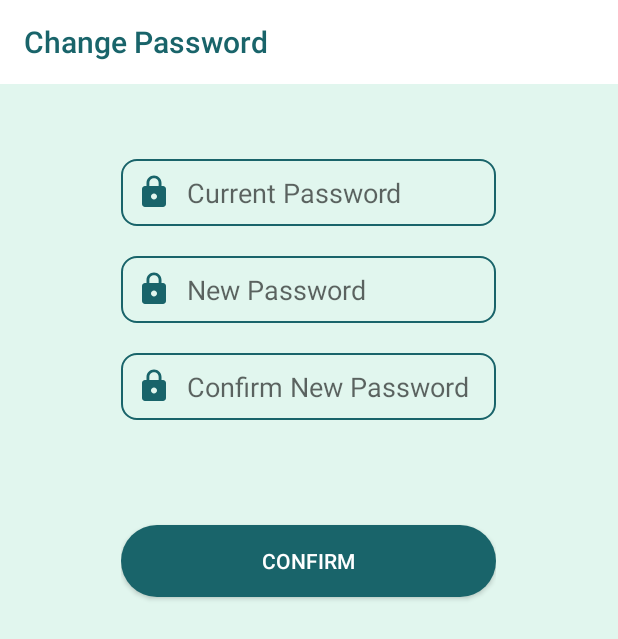
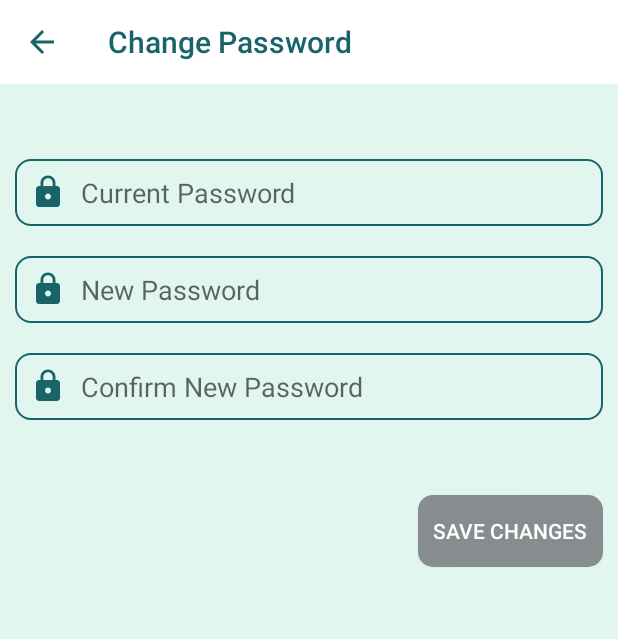
Before and after one commit to gomlopez27/ReptiCareApp, an Android app: the ChangePasswordActivity screen opened directly, with no data from a screen before it, on a phone screen of 412 x 824 dp. Shown: the top 639 px of the screen. Run offline under Robolectric (Android 15) with nearby library versions, the phone set to English and light mode, and no system bars; our stand-ins replace Volley.

Commit message:
Edit account layout

```diff
--- a/app/src/main/java/com/example/repticare/ChangePasswordActivity.java
+++ b/app/src/main/java/com/example/repticare/ChangePasswordActivity.java
@@ -8,9 +8,9 @@
 import android.widget.Button;
 import android.widget.EditText;
 import android.widget.Toast;
-import android.widget.Toolbar;
 
 import androidx.appcompat.app.AppCompatActivity;
+import androidx.appcompat.widget.Toolbar;
 
 import com.android.volley.Request;
 import com.android.volley.Response;
--- /dev/null
+++ b/app/src/main/res/drawable/save_button_background.xml
@@ -0,0 +1,5 @@
+<?xml version="1.0" encoding="utf-8"?>
+<shape xmlns:android="http://schemas.android.com/apk/res/android">
+    <solid android:color="#878D8E"/>
+    <corners android:radius="10dp"/>
+</shape>
--- a/app/src/main/res/layout/activity_change_password.xml
+++ b/app/src/main/res/layout/activity_change_password.xml
@@ -25,15 +25,17 @@
         android:layout_centerHorizontal="true"
         android:layout_below="@+id/toolbar_change_password"
         android:layout_marginTop="50dp"
+        android:id="@+id/relative_layout_content"
         >
 
         <EditText
             android:id="@+id/current_password_change"
-                android:layout_width="250dp"
+            android:layout_width="match_parent"
             android:layout_height="wrap_content"
-                android:ems="10"
             android:inputType="textPassword"
             android:layout_marginBottom="20dp"
+            android:layout_marginLeft="10dp"
+            android:layout_marginRight="10dp"
             android:hint="Current Password"
             android:drawableLeft="@drawable/ic_lock_dark_blue_24dp"
             android:layout_gravity="center"
@@ -44,12 +46,13 @@
 
         <EditText
             android:id="@+id/new_password_change"
-                android:layout_width="250dp"
+            android:layout_width="match_parent"
             android:layout_height="wrap_content"
             android:layout_below="@+id/current_password_change"
-                android:ems="10"
             android:inputType="textPassword"
             android:layout_marginBottom="20dp"
+            android:layout_marginLeft="10dp"
+            android:layout_marginRight="10dp"
             android:hint="New Password"
             android:drawableLeft="@drawable/ic_lock_dark_blue_24dp"
             android:layout_gravity="center"
@@ -60,12 +63,13 @@
 
         <EditText
             android:id="@+id/password_confirm_change"
-                android:layout_width="250dp"
+            android:layout_width="match_parent"
             android:layout_height="wrap_content"
             android:layout_below="@+id/new_password_change"
-                android:ems="10"
             android:inputType="textPassword"
             android:layout_marginBottom="20dp"
+            android:layout_marginLeft="10dp"
+            android:layout_marginRight="10dp"
             android:hint="Confirm New Password"
             android:drawableLeft="@drawable/ic_lock_dark_blue_24dp"
             android:layout_gravity="center"
@@ -74,21 +78,20 @@
             android:padding="10dp"
             />
 
+    </RelativeLayout>
+
     <Button
         android:id="@+id/confirm_change_password_button"
-                android:layout_width="250dp"
+        android:layout_width="wrap_content"
         android:layout_height="wrap_content"
-                android:layout_below="@+id/password_confirm_change"
-                android:text="Confirm"
+        android:layout_below="@+id/relative_layout_content"
+        android:text="Save Changes"
         android:textColor="@color/white"
-                android:layout_marginTop="50dp"
-                android:layout_marginBottom="20dp"
-                android:layout_gravity="center"
-                android:background="@drawable/button_background_login"
+        android:background="@drawable/save_button_background"
+        android:padding="10dp"
+        android:layout_alignParentRight="true"
+        android:layout_marginRight="10dp"
+        android:layout_marginTop="30dp"
         />
 
-
-
 </RelativeLayout>
-
-    </RelativeLayout>
```
Also changed, not shown: app/src/main/java/com/example/repticare/EditAccountActivity.java (+41 -1 lines), app/src/main/res/layout/activity_edit_account.xml (+81 -6 lines). Lines whose indentation alone changed are shown as unchanged.
